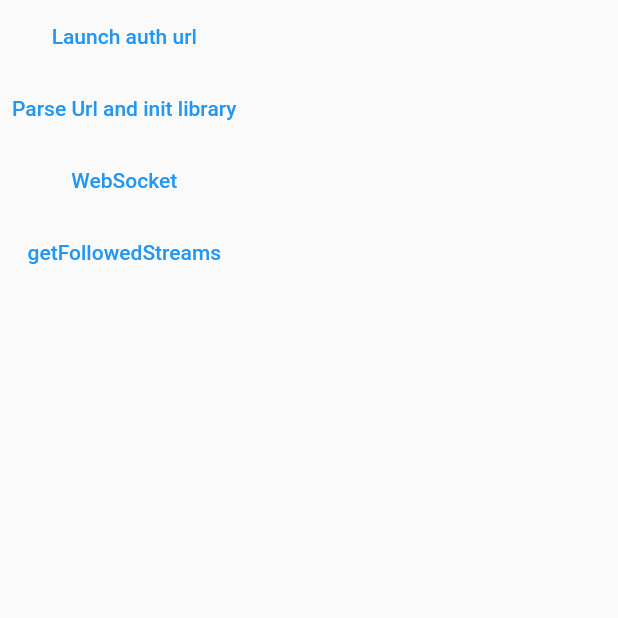
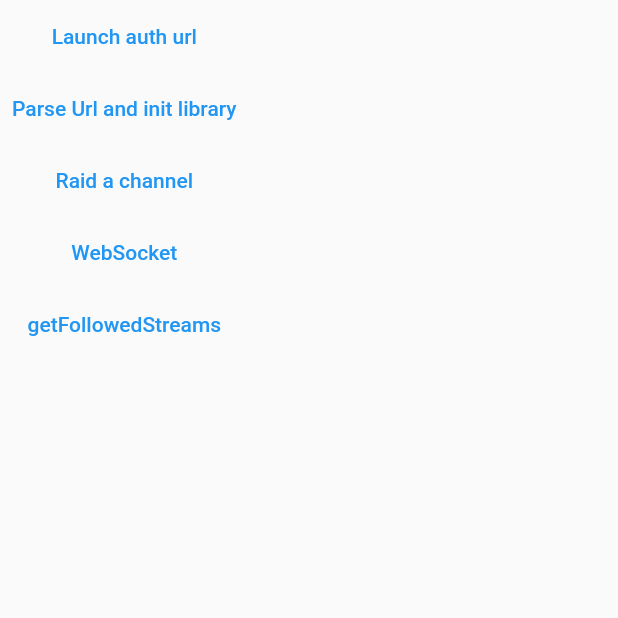
Before and after one commit to livdroid/twitch_dart_api, a Flutter app: the screen it shows after launch, on a phone screen of 412 x 824 dp, the top half of it. Run offline on Flutter 3.47's test engine with Material 2 defaults, Android fonts, the phone set to English and light mode, and no system bars; our stand-ins replace dartz, dio, freezed_annotation.

Commit message:
Add start raid request

```diff
--- a/example/lib/main.dart
+++ b/example/lib/main.dart
@@ -48,13 +48,22 @@ class Home extends StatelessWidget {
               child: const Text('Parse Url and init library')),
           TextButton(
               onPressed: () async {
+                // Call init with the url retrieved after redirection
+                final response = await twitchInterface.raid.startRaid(
+                    props: RaidProps(
+                        fromBroadcasterId: twitchInterface.userId,
+                        toBroadcasterId: '123'));
+              },
+              child: const Text('Raid a channel')),
+          TextButton(
+              onPressed: () async {
                 final stream = await twitchInterface.event.subscribeTo(
                     type: TwitchSubscriptionType.channelUpdate,
                     userId: twitchInterface.userId);
                 stream.listen((event) {
                   print(event.runtimeType);
                   if (event.runtimeType == WSEventResponse) {
-                   /// usually a connection status
+                    /// usually a connection status
                   } else if (event.runtimeType == SubscriptionEvent) {
                     /// an actual event you sub to
                     final ev = event as SubscriptionEvent;
--- /dev/null
+++ b/lib/src/props/start_raid_props.dart
@@ -0,0 +1,16 @@
+import 'package:freezed_annotation/freezed_annotation.dart';
+
+part 'start_raid_props.g.dart';
+
+part 'start_raid_props.freezed.dart';
+
+@freezed
+class RaidProps with _$RaidProps {
+  const factory RaidProps({
+    required String fromBroadcasterId,
+    required String toBroadcasterId,
+  }) = _RaidProps;
+
+  factory RaidProps.fromJson(Map<String, dynamic> json) =>
+      _$RaidPropsFromJson(json);
+}
--- a/lib/src/twitch_interface.dart
+++ b/lib/src/twitch_interface.dart
@@ -9,6 +9,7 @@ import 'package:twitch_client/src/interface/event_sub_repository.dart';
 import 'package:twitch_client/src/interface/moderation_repository.dart';
 import 'package:twitch_client/src/interface/polls_repository.dart';
 import 'package:twitch_client/src/interface/predictions_repository.dart';
+import 'package:twitch_client/src/interface/raid_repository.dart';
 import 'package:twitch_client/src/interface/stream_repository.dart';
 import 'package:twitch_client/src/interface/subscription_repository.dart';
 import 'package:twitch_client/src/interface/token_repository.dart';
@@ -71,6 +72,9 @@ class TwitchInterface {
 
   SubscriptionRepository get subscription =>
       twitchRepositories.subscriptionRepository;
+
+  RaidRepository get raid =>
+      twitchRepositories.raidRepository;
 
   TwitchInterface(
       {required this.clientId,
--- a/lib/twitch_client.dart
+++ b/lib/twitch_client.dart
@@ -21,6 +21,8 @@ export 'src/props/chat_annoucement_props.dart';
 export 'src/props/chat_modify_props.dart';
 export 'src/props/chatters_props.dart';
 export 'src/props/cheermotes_props.dart';
+export 'src/props/start_raid_props.dart';
+export 'src/response/raid_response.dart';
 export 'src/props/condition.dart';
 export 'src/props/create_clip_props.dart';
 export 'src/props/create_custom_reward_props.dart';
```
Also changed, not shown: lib/src/interface/raid_repository.dart (added, +32 -0 lines), lib/src/interface/twitch_repositories.dart (+11 -2 lines), lib/src/response/raid_response.dart (added, +25 -0 lines), lib/src/props/extension_analytics_props.g.dart, lib/src/props/game_analytics_props.g.dart, lib/src/props/start_raid_props.freezed.dart (added), lib/src/props/start_raid_props.g.dart (added), lib/src/response/raid_response.freezed.dart (added), lib/src/response/raid_response.g.dart (added), 4 other files.
